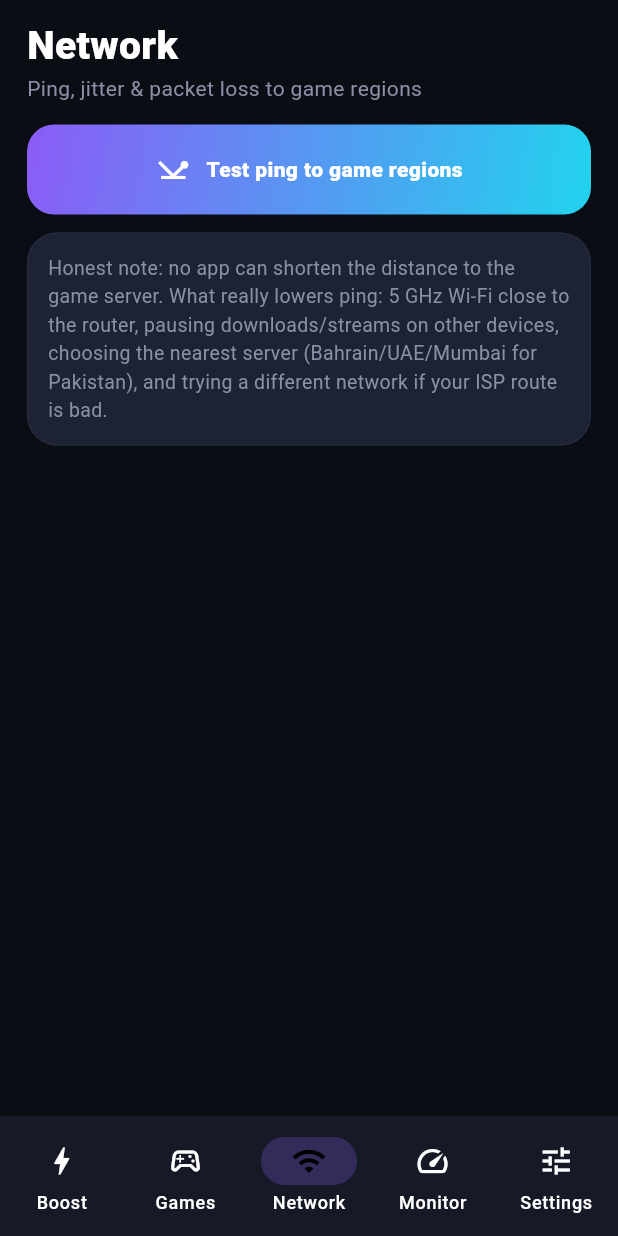
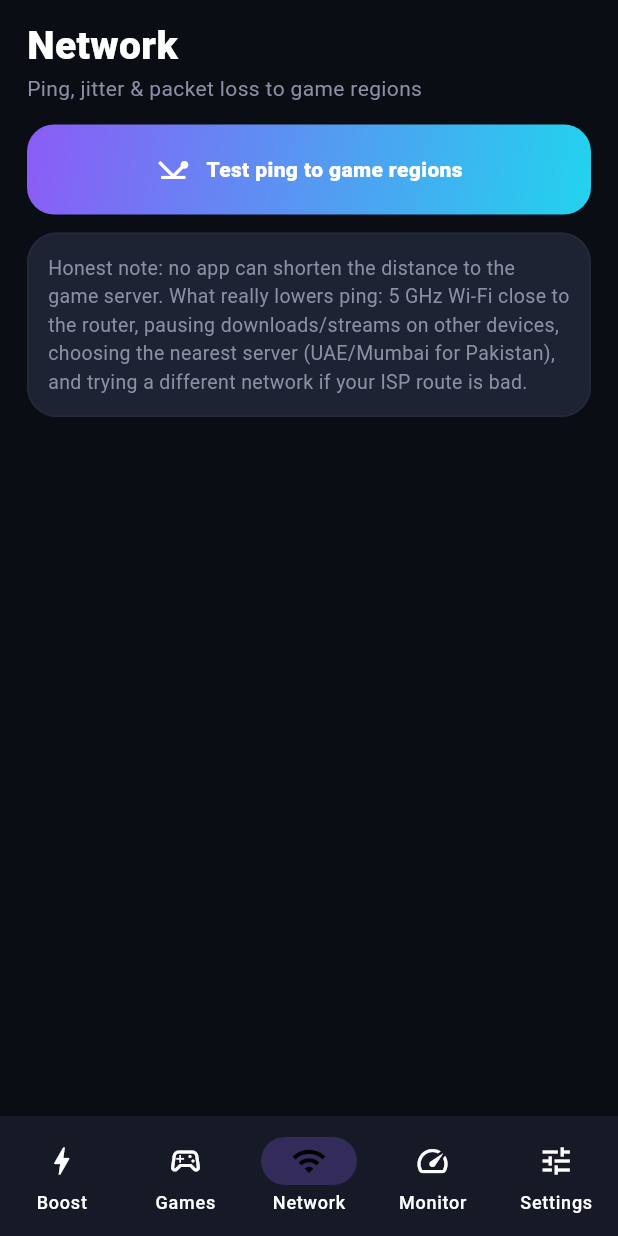
Before and after one commit to Githubbbccc/ArenaBoost, a Flutter app: the screen it shows after launch, item 3 of the bottom bar chosen, on a phone screen of 412 x 824 dp. Run offline on Flutter 3.47's test engine with Material 3 defaults, Android fonts, the phone set to English and light mode, and no system bars; our stand-ins replace shared_preferences.

Commit message:
Remove unreachable Bahrain endpoint (found by real network test); docs for v2

```diff
--- a/mobile/lib/main.dart
+++ b/mobile/lib/main.dart
@@ -79,7 +79,6 @@ const iosGames = {
 };
 
 const pingTargets = {
-  'Bahrain (ME)': 'dynamodb.me-south-1.amazonaws.com',
   'UAE / Dubai': 'dynamodb.me-central-1.amazonaws.com',
   'Mumbai': 'dynamodb.ap-south-1.amazonaws.com',
   'Singapore': 'dynamodb.ap-southeast-1.amazonaws.com',
@@ -863,7 +862,7 @@ class _NetworkPageState extends State<NetworkPage> {
           child: Text(
               'Honest note: no app can shorten the distance to the game server. What really lowers ping: '
               '5 GHz Wi-Fi close to the router, pausing downloads/streams on other devices, choosing the nearest '
-              'server (Bahrain/UAE/Mumbai for Pakistan), and trying a different network if your ISP route is bad.',
+              'server (UAE/Mumbai for Pakistan), and trying a different network if your ISP route is bad.',
               style: TextStyle(color: muted, fontSize: 13)),
         ),
       ),
```
Also changed, not shown: 4 other files.
